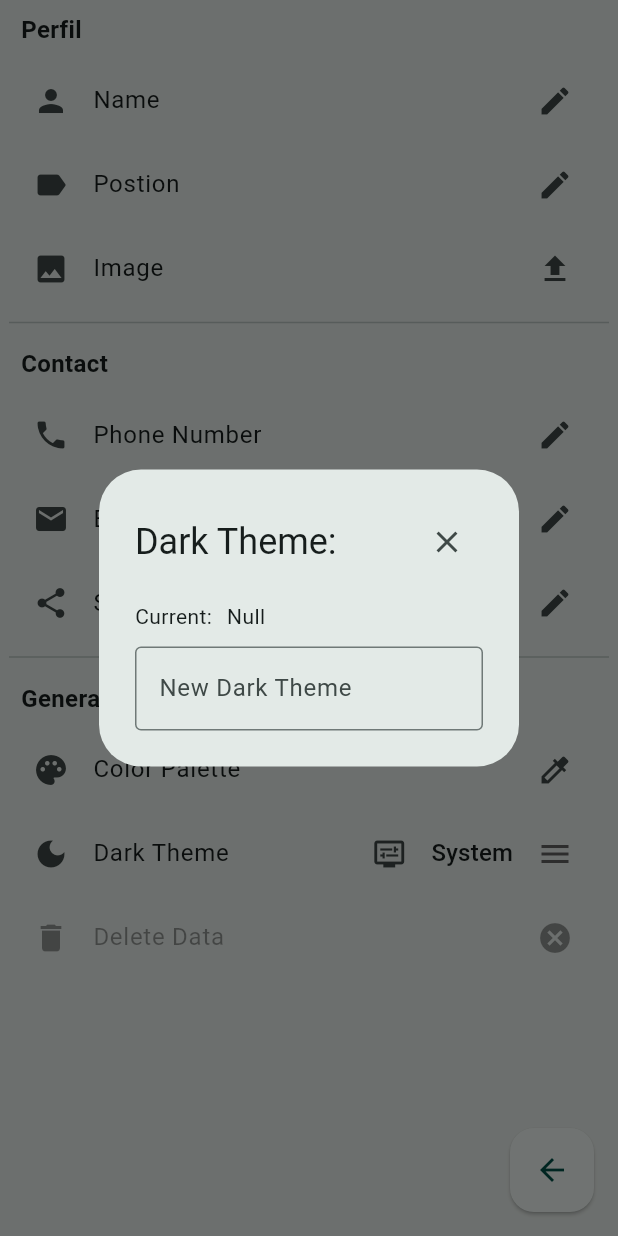
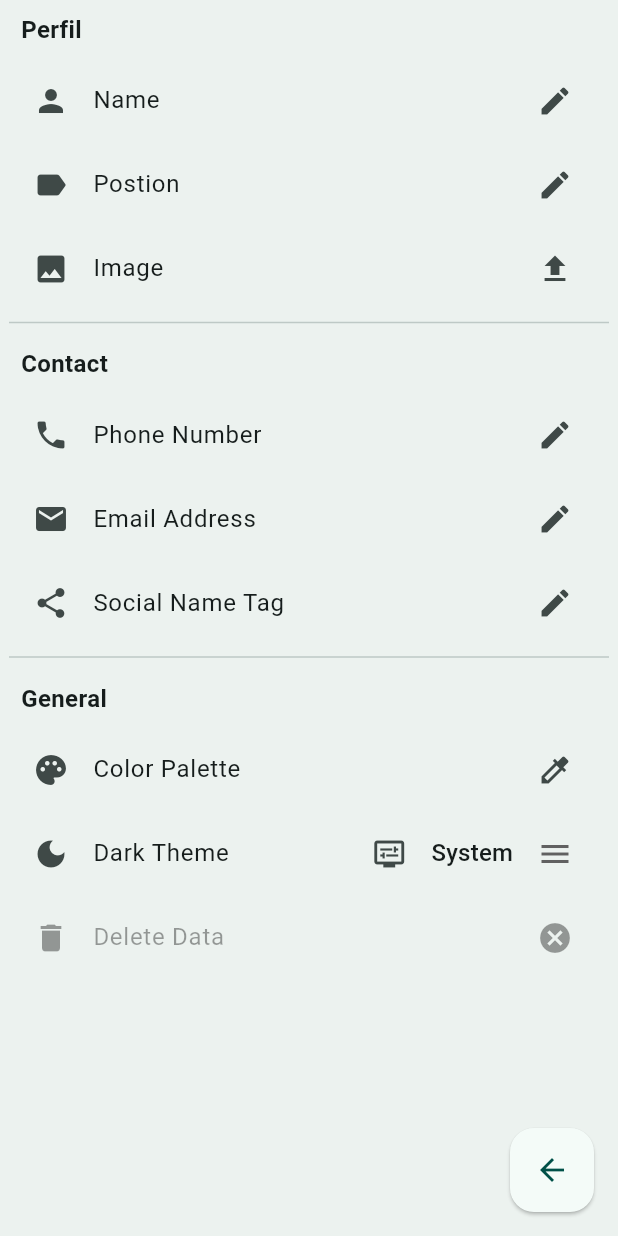
Before and after one commit to Xeivis/Flutter-ID-Business-App, a Flutter app: the Settings screen opened by its route, after a tap on "Dark Theme", on a phone screen of 412 x 824 dp. Run offline on Flutter 3.47's test engine with Material 3 defaults, Android fonts, the phone set to English and light mode, and no system bars; our stand-ins replace image_picker; missing offline and left inert: flex_color_picker.

Commit message:
Provider fully working on Andorid and Web, loading images works on andorid, but throws "Unsuported operation: _Namespace" on Web (Chrome). Not yet tested on Windows.

```diff
--- a/lib/main.dart
+++ b/lib/main.dart
@@ -33,7 +33,7 @@ class MainApp extends StatelessWidget {
         );
         return MaterialApp(
           title: "ID Card",
-          themeMode: context.read<ConfigProvider>().darkThemeOption.mode,
+          themeMode: context.watch<ConfigProvider>().darkThemeOption.mode,
           theme: lightTheme,
           darkTheme: darkTheme,
           initialRoute: '/',
--- a/lib/pages/home.dart
+++ b/lib/pages/home.dart
@@ -49,13 +49,13 @@ class _HomeState extends State<Home> {
                   flex: 5,
                   fit: FlexFit.tight,
                   child: MainInfo(
-                    contact: context.read<ConfigProvider>().currentContact,
+                    contact: context.watch<ConfigProvider>().currentContact,
                   ),
                 ),
                 Flexible(
                   flex: 2,
                   child: ContactInfo(
-                    contact: context.read<ConfigProvider>().currentContact,
+                    contact: context.watch<ConfigProvider>().currentContact,
                   ),
                 ),
               ],
--- a/lib/pages/settings.dart
+++ b/lib/pages/settings.dart
@@ -137,18 +137,18 @@ class _SettingsState extends State<Settings> {
                         );
                       },
                     ),
-                    const SettingsListTile(
+                    SettingsListTile(
                       icon: Icons.dark_mode,
                       name: "Dark Theme",
                       functionIcon: Icons.arrow_drop_down_circle,
-                      dropdown: ThemeDropdown(),
+                      dropdown: const ThemeDropdown(),
+                      onTap: () {},
                     ),
-                    SettingsListTile(
+                    const SettingsListTile(
                       enabled: false,
                       icon: Icons.delete,
                       name: "Delete Data",
                       functionIcon: Icons.cancel,
-                      onTap: () {},
                     ),
                   ],
                 ),
--- a/lib/provider/config_provider.dart
+++ b/lib/provider/config_provider.dart
@@ -8,7 +8,7 @@ class ConfigProvider with ChangeNotifier {
   Contact currentContact = Contact(
     "Your Name",
     "Title / Job position",
-    "assets/person.png",
+    "NoImage",
     "Your phone number",
     "Your email",
     "@Your nametag",
--- a/lib/widgets/main_info.dart
+++ b/lib/widgets/main_info.dart
@@ -17,6 +17,10 @@ class MainInfo extends StatefulWidget {
 class _MainInfoState extends State<MainInfo> {
   @override
   Widget build(BuildContext context) {
+    ImageProvider imageObject = FileImage(File(widget.contact.image));
+    if (widget.contact.image == "NoImage") {
+      imageObject = const AssetImage("assets/person.png");
+    }
     return FittedBox(
       fit: BoxFit.scaleDown,
       child: Padding(
@@ -25,7 +29,7 @@ class _MainInfoState extends State<MainInfo> {
           mainAxisAlignment: MainAxisAlignment.center,
           children: [
             CircleAvatar(
-              foregroundImage: FileImage(File(widget.contact.image)),
+              foregroundImage: imageObject,
               radius: 130,
             ),
             Text(
--- a/lib/widgets/settings_list_tile.dart
+++ b/lib/widgets/settings_list_tile.dart
@@ -49,6 +49,10 @@ class SettingsListTile extends StatelessWidget {
               if (selectedImage != null) {
                 if (setter != null) {
                   setter!(selectedImage.path);
+                }
+              } else {
+                if (setter != null) {
+                  setter!("NoImage");
                 }
               }
             }
@@ -122,7 +126,7 @@ class SettingsListTile extends StatelessWidget {
     if (pickedFile != null) {
       return File(pickedFile.path);
     } else {
-      return File('assets/person.png');
+      return null;
     }
   }
 }
```
Also changed, not shown: 1 other file.
